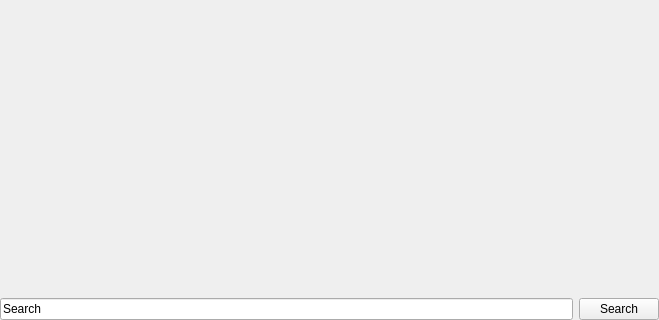
Above: viur_admin/ui/tree.ui from viur-framework/viur-admin before the change; both pictures show x 0 to 659 and y 159 to 479 of the 659 by 479 pixel window. Below: the same form after it.
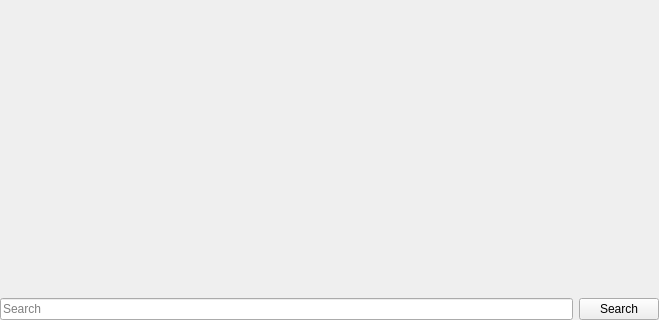
That is the form after the change. Icons and pictures are not drawn.

Commit message: cleaning up handler search code and using placeholder feature of qlineedit in list and tree search areas

```diff
--- a/viur_admin/ui/tree.ui
+++ b/viur_admin/ui/tree.ui
@@ -59,6 +59,9 @@
      <item>
       <widget class="QLineEdit" name="editSearch">
        <property name="text">
+        <string/>
+       </property>
+       <property name="placeholderText">
         <string>Search</string>
        </property>
       </widget>
```
Left out of the diff: 11 changed lines with no effect on the pictures. The commit also changes 5 other files.
